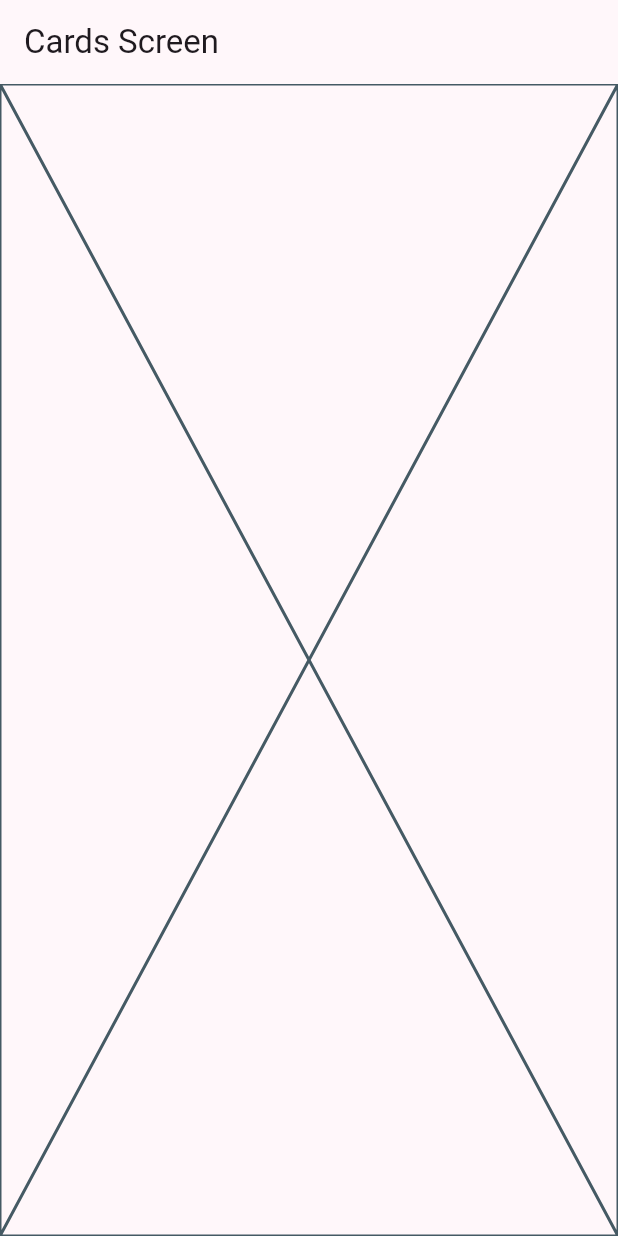
After one commit to Wils0nDevVC/widgets_app, a Flutter app: the CardsScreen screen opened by its route, on a phone screen of 412 x 824 dp. The commit adds this screen. Run offline on Flutter 3.47's test engine with Material 3 defaults, Android fonts, the phone set to English and light mode, and no system bars; our stand-ins replace go_router.

Commit message:
navigation nativo(comentado) y go_router

```diff
--- a/lib/config/menu/menu_item.dart
+++ b/lib/config/menu/menu_item.dart
@@ -22,6 +22,6 @@ const appMenuItems = <MenuItem>[
   MenuItem(
       title: 'Tarjetas',
       subTitle: 'Un contenedor estilizado',
-      link: '/card',
+      link: '/cards',
       icon: Icons.credit_card),
 ];
--- /dev/null
+++ b/lib/config/router/app_router.dart
@@ -0,0 +1,23 @@
+import 'package:go_router/go_router.dart';
+import 'package:widgets_app/presentation/screens/buttons/buttons_screen.dart';
+import 'package:widgets_app/presentation/screens/cards/cards_screen.dart';
+import 'package:widgets_app/presentation/screens/home/home_screen.dart';
+
+// GoRouter configuration
+final appRouter = GoRouter(
+  initialLocation: '/',
+  routes: [
+    GoRoute(
+      path: '/',
+      builder: (context, state) => const HomeScreen(),
+    ),
+    GoRoute(
+      path: '/buttons',
+      builder: (context, state) => const ButtonsScreen(),
+    ),
+    GoRoute(
+      path: '/cards',
+      builder: (context, state) => const CardsScreen(),
+    ),
+  ],
+);
--- /dev/null
+++ b/lib/presentation/screens/cards/cards_screen.dart
@@ -0,0 +1,17 @@
+
+
+import 'package:flutter/material.dart';
+
+class CardsScreen extends StatelessWidget {
+  const CardsScreen({super.key});
+
+  @override
+  Widget build(BuildContext context) {
+    return Scaffold(
+      appBar: AppBar(
+        title: Text('Cards Screen'),
+      ),
+      body: const Placeholder(),
+    );
+  }
+}
--- a/pubspec.yaml
+++ b/pubspec.yaml
@@ -9,11 +9,12 @@ environment:
 dependencies:
   flutter:
     sdk: flutter
+  go_router: ^15.1.1
 
 dev_dependencies:
+  flutter_lints: ^5.0.0
   flutter_test:
     sdk: flutter
-  flutter_lints: ^5.0.0
 
 flutter:
   uses-material-design: true
```
Also changed, not shown: lib/main.dart (+12 -2 lines), lib/presentation/screens/buttons/buttons_screen.dart (added, +17 -0 lines), lib/presentation/screens/home/home_screen.dart (+20 -1 lines), pubspec.lock.
